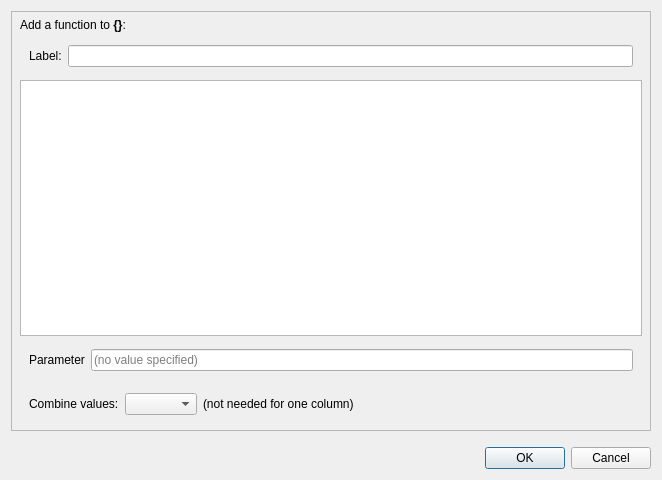
This is coquery/gui/ui/addFunction.ui in gkunter/coquery as Qt 5 draws it before an edit. The edited form follows.
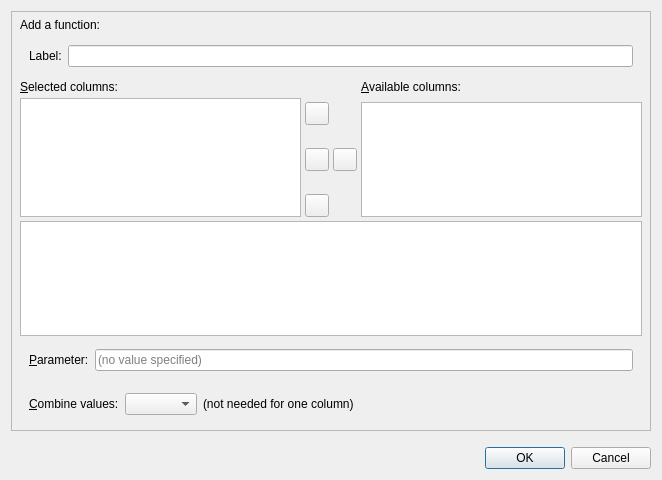
This is the edited form. Custom widgets are drawn as their Qt base class.

Commit message: Add column selector

Patch:
```diff
--- a/coquery/gui/ui/addFunction.ui
+++ b/coquery/gui/ui/addFunction.ui
@@ -50,7 +50,7 @@
       <item>
        <widget class="QLabel" name="label_description">
         <property name="text">
-         <string>&lt;html&gt;&lt;head/&gt;&lt;body&gt;&lt;p&gt;Add a function to &lt;span style=&quot; font-weight:600;&quot;&gt;{}&lt;/span&gt;:&lt;/p&gt;&lt;/body&gt;&lt;/html&gt;</string>
+         <string>&lt;html&gt;&lt;head/&gt;&lt;body&gt;&lt;p&gt;Add a function:&lt;/p&gt;&lt;/body&gt;&lt;/html&gt;</string>
         </property>
        </widget>
       </item>
@@ -70,6 +70,118 @@
         </layout>
        </widget>
       </item>
+      <item>
+       <layout class="QGridLayout" name="gridLayout">
+        <item row="0" column="0">
+         <widget class="QLabel" name="label_3">
+          <property name="text">
+           <string>&amp;Selected columns:</string>
+          </property>
+          <property name="buddy">
+           <cstring>list_selected_columns</cstring>
+          </property>
+         </widget>
+        </item>
+        <item row="1" column="0" rowspan="2">
+         <widget class="CoqListWidget" name="list_selected_columns">
+          <property name="sizePolicy">
+           <sizepolicy hsizetype="Expanding" vsizetype="Preferred">
+            <horstretch>0</horstretch>
+            <verstretch>0</verstretch>
+           </sizepolicy>
+          </property>
+          <property name="dragDropMode">
+           <enum>QAbstractItemView::InternalMove</enum>
+          </property>
+         </widget>
+        </item>
+        <item row="2" column="1">
+         <layout class="QVBoxLayout" name="verticalLayout_5">
+          <item>
+           <widget class="QToolButton" name="button_up">
+            <property name="text">
+             <string/>
+            </property>
+           </widget>
+          </item>
+          <item>
+           <spacer name="verticalSpacer_2">
+            <property name="orientation">
+             <enum>Qt::Vertical</enum>
+            </property>
+            <property name="sizeHint" stdset="0">
+             <size>
+              <width>20</width>
+              <height>40</height>
+             </size>
+            </property>
+           </spacer>
+          </item>
+          <item>
+           <layout class="QHBoxLayout" name="horizontalLayout_6">
+            <item>
+             <widget class="QToolButton" name="button_add">
+              <property name="text">
+               <string/>
+              </property>
+             </widget>
+            </item>
+            <item>
+             <widget class="QToolButton" name="button_remove">
+              <property name="text">
+               <string/>
+              </property>
+             </widget>
+            </item>
+           </layout>
+          </item>
+          <item>
+           <spacer name="verticalSpacer_3">
+            <property name="orientation">
+             <enum>Qt::Vertical</enum>
+            </property>
+            <property name="sizeHint" stdset="0">
+             <size>
+              <width>20</width>
+              <height>40</height>
+             </size>
+            </property>
+           </spacer>
+          </item>
+          <item>
+           <widget class="QToolButton" name="button_down">
+            <property name="text">
+             <string/>
+            </property>
+           </widget>
+          </item>
+         </layout>
+        </item>
+        <item row="2" column="2">
+         <widget class="QListWidget" name="list_available_columns">
+          <property name="sizePolicy">
+           <sizepolicy hsizetype="Expanding" vsizetype="Preferred">
+            <horstretch>0</horstretch>
+            <verstretch>0</verstretch>
+           </sizepolicy>
+          </property>
+          <property name="dragDropMode">
+           <enum>QAbstractItemView::DragOnly</enum>
+          </property>
+         </widget>
+        </item>
+        <item row="0" column="2">
+         <widget class="QLabel" name="label_2">
+          <property name="text">
+           <string>&amp;Available columns:</string>
+          </property>
+          <property name="buddy">
+           <cstring>list_available_columns</cstring>
+          </property>
+         </widget>
+        </item>
+       </layout>
+      </item>
       <item>
        <widget class="QListWidget" name="list_functions">
         <property name="selectionBehavior">
@@ -92,7 +204,10 @@
          <item>
           <widget class="QLabel" name="label_5">
            <property name="text">
-            <string>Parameter</string>
+            <string>&amp;Parameter:</string>
+           </property>
+           <property name="buddy">
+            <cstring>edit_function_value</cstring>
            </property>
           </widget>
          </item>
@@ -112,7 +227,10 @@
          <item>
           <widget class="QLabel" name="label_4">
            <property name="text">
-            <string>Combine values:</string>
+            <string>&amp;Combine values:</string>
+           </property>
+           <property name="buddy">
+            <cstring>combo_combine</cstring>
            </property>
           </widget>
          </item>
@@ -164,6 +282,13 @@
    </item>
   </layout>
  </widget>
+ <customwidgets>
+  <customwidget>
+   <class>CoqListWidget</class>
+   <extends>QListWidget</extends>
+   <header location="global">..classes</header>
+  </customwidget>
+ </customwidgets>
  <resources/>
  <connections>
   <connection>
```
The commit also changes 1 other file.
